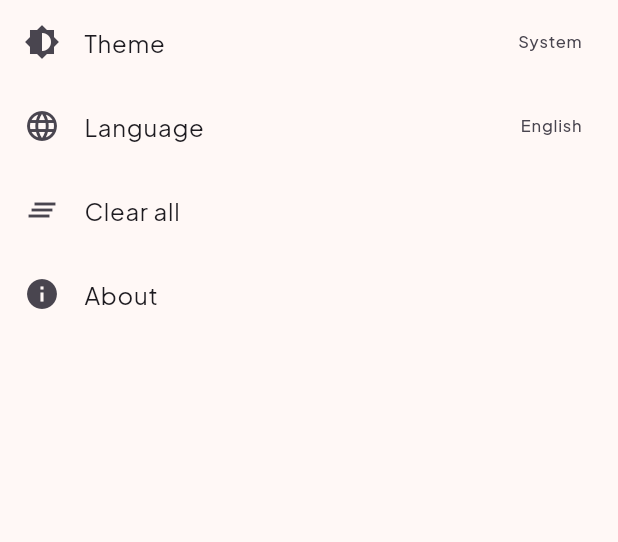
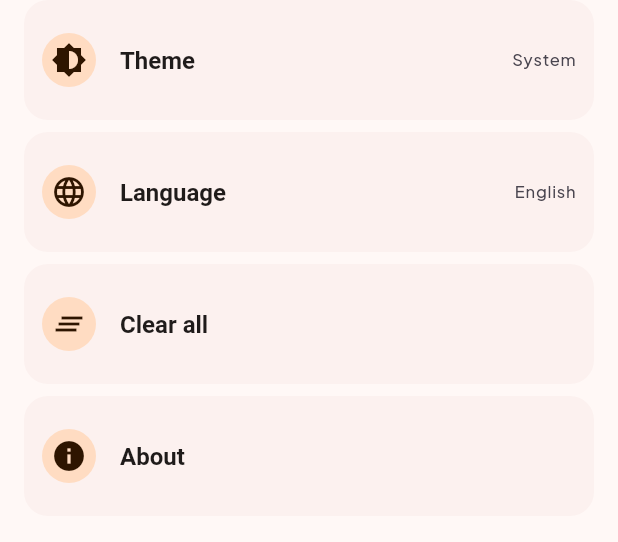
Before and after one commit to TesteurManiak/fresh_list, a Flutter app: the screen it shows after launch, after a tap on the "tune" icon, on a phone screen of 412 x 824 dp, the part 84-626 px from its top. Run offline on Flutter 3.47's test engine with Material 3 defaults, Android fonts, the phone set to English and light mode, and no system bars; our stand-ins replace clock, drift, fast_immutable_collections, flutter_riverpod, freezed_annotation, go_router and 3 more; accounts and stored records are empty.

Commit message:
feat: update theme data

```diff
--- a/lib/src/core/theme/theme.dart
+++ b/lib/src/core/theme/theme.dart
@@ -27,18 +27,60 @@ class const AppTheme._() {
         primaryContainer: const Color(0xFF9F3C16),
         onPrimaryContainer: Colors.white,
       ),
+      listTileTheme: baseTheme.listTileTheme.copyWith(
+        shape: const RoundedRectangleBorder(borderRadius: .all(.circular(16))),
+        contentPadding: const EdgeInsets.all(12),
+        tileColor: const Color(0xFFFCF1EF),
+        selectedTileColor: Colors.white,
+        iconColor: const Color(0xFF2E1500),
+        titleTextStyle: const TextStyle(
+          color: Color(0xFF1F1B1A),
+          fontWeight: .w600,
+          fontSize: 16,
+          height: 20 / 16,
+        ),
+        subtitleTextStyle: const TextStyle(
+          color: Color(0xFF57423B),
+          fontWeight: FontWeight.normal,
+          fontSize: 13,
+          height: 18 / 13,
+        ),
+      ),
     );
   }
 
   static ThemeData dark() {
     final baseTheme = ThemeData.dark();
     return baseTheme.copyWith(
-      textTheme: GoogleFonts.epilogueTextTheme(baseTheme.textTheme),
+      textTheme: GoogleFonts.plusJakartaSansTextTheme(
+        baseTheme.textTheme.copyWith(
+          titleLarge: const TextStyle(
+            fontWeight: FontWeight.bold,
+            fontSize: 22,
+            height: 27.5 / 22,
+            letterSpacing: -0.55,
+          ),
+        ),
+      ),
       colorScheme: baseTheme.colorScheme.copyWith(
         primary: const Color(0xFFE06D44),
         secondary: const Color(0xFFF59E0B),
         tertiary: const Color(0xFF8FB388),
       ),
+      listTileTheme: baseTheme.listTileTheme.copyWith(
+        shape: const RoundedRectangleBorder(borderRadius: .all(.circular(16))),
+        contentPadding: const EdgeInsets.all(12),
+        titleTextStyle: const TextStyle(
+          fontWeight: .w600,
+          fontSize: 16,
+          height: 20 / 16,
+        ),
+        subtitleTextStyle: const TextStyle(
+          fontWeight: FontWeight.normal,
+          fontSize: 13,
+          height: 18 / 13,
+        ),
+      ),
     );
   }
 }
--- a/lib/src/features/home/widgets/grocery_tile.dart
+++ b/lib/src/features/home/widgets/grocery_tile.dart
@@ -65,7 +65,7 @@ class _GroceryCard extends ConsumerWidget {
   @override
   Widget build(BuildContext context, WidgetRef ref) {
     const tileBorderRadius = BorderRadius.all(.circular(12));
-    final colorScheme = ColorScheme.of(context);
+    final listTileTheme = ListTileTheme.of(context);
 
     return AnimatedContainer(
       duration: _kAnimationDuration,
@@ -74,8 +74,8 @@ class _GroceryCard extends ConsumerWidget {
       decoration: BoxDecoration(
         borderRadius: tileBorderRadius,
         color: grocery.completed
-            ? const Color(0xFFFCF1EF)
-            : colorScheme.onPrimaryContainer,
+            ? listTileTheme.tileColor
+            : listTileTheme.selectedTileColor,
       ),
       child: Material(
         type: .transparency,
@@ -84,7 +84,7 @@ class _GroceryCard extends ConsumerWidget {
           onTap: () => _showEditionBottomSheet(context, ref, grocery),
           borderRadius: borderRadius,
           child: Padding(
-            padding: const .all(12),
+            padding: listTileTheme.contentPadding ?? .zero,
             child: Row(
               spacing: 16,
               children: [
@@ -97,15 +97,13 @@ class _GroceryCard extends ConsumerWidget {
                 Expanded(
                   child: AnimatedDefaultTextStyle(
                     duration: _kAnimationDuration,
-                    style: TextStyle(
-                      decoration: grocery.completed ? .lineThrough : null,
-                      color: grocery.completed
-                          ? const Color(0xFF57423B)
-                          : const Color(0xFF1F1B1A),
-                      fontWeight: .w600,
-                      fontSize: 16,
-                      height: 20 / 16,
-                    ),
+                    style: (listTileTheme.titleTextStyle ?? const TextStyle())
+                        .copyWith(
+                          decoration: grocery.completed ? .lineThrough : null,
+                          color: grocery.completed
+                              ? const Color(0xFF57423B)
+                              : null,
+                        ),
 
                     child: Text(grocery.name),
                   ),
--- a/lib/src/features/settings/settings_view.dart
+++ b/lib/src/features/settings/settings_view.dart
@@ -5,6 +5,7 @@ import 'package:flutter_riverpod/flutter_riverpod.dart';
 import 'package:todo_list/gen/version.dart';
 import 'package:todo_list/l10n/gen/app_localizations.dart';
 import 'package:todo_list/src/core/constants/consts.dart';
+import 'package:todo_list/src/core/extensions/iterable_extensions.dart';
 import 'package:todo_list/src/core/localization/locale_controller.dart';
 import 'package:todo_list/src/core/theme/theme_controller.dart';
 import 'package:todo_list/src/features/home/controllers/grocery_list_controller.dart';
@@ -22,9 +23,10 @@ class SettingsView extends ConsumerWidget {
     return Scaffold(
       appBar: AppBar(title: Text(strings.settings_title)),
       body: ListView(
-        children: [
+        padding: const EdgeInsets.symmetric(horizontal: 16),
+        children: <Widget>[
           ListTile(
-            leading: const Icon(Icons.brightness_6),
+            leading: const _TileIcon(Icons.brightness_6),
             title: Text(strings.settings_theme_title),
             trailing: PopupMenuButton<ThemeMode>(
               initialValue: themeMode,
@@ -45,7 +47,7 @@ class SettingsView extends ConsumerWidget {
             ),
           ),
           ListTile(
-            leading: const Icon(Icons.language),
+            leading: const _TileIcon(Icons.language),
             title: Text(strings.settings_language_title),
             trailing: PopupMenuButton<Locale>(
               initialValue: locale,
@@ -68,7 +70,7 @@ class SettingsView extends ConsumerWidget {
             ),
           ),
           ListTile(
-            leading: const Icon(Icons.clear_all),
+            leading: const _TileIcon(Icons.clear_all),
             title: Text(strings.clear_all),
             onTap: () async {
               final confirmed = await const ClearAllConfirmationDialog().show(
@@ -85,7 +87,7 @@ class SettingsView extends ConsumerWidget {
             },
           ),
           ListTile(
-            leading: const Icon(Icons.info),
+            leading: const _TileIcon(Icons.info),
             title: Text(strings.settings_about_title),
             onTap: () => showAboutDialog(
               context: context,
@@ -93,8 +95,23 @@ class SettingsView extends ConsumerWidget {
               applicationVersion: 'v$packageVersion',
             ),
           ),
-        ],
+        ].separatedWith(const SizedBox(height: 8)).toList(),
       ),
+    );
+  }
+}
+
+class _TileIcon extends StatelessWidget {
+  const new(this.icon);
+
+  final IconData icon;
+
+  @override
+  Widget build(BuildContext context) {
+    return Container(
+      padding: const .symmetric(horizontal: 6, vertical: 12),
+      decoration: const BoxDecoration(color: Color(0xFFFFDCC2), shape: .circle),
+      child: Icon(icon),
     );
   }
 }
```
